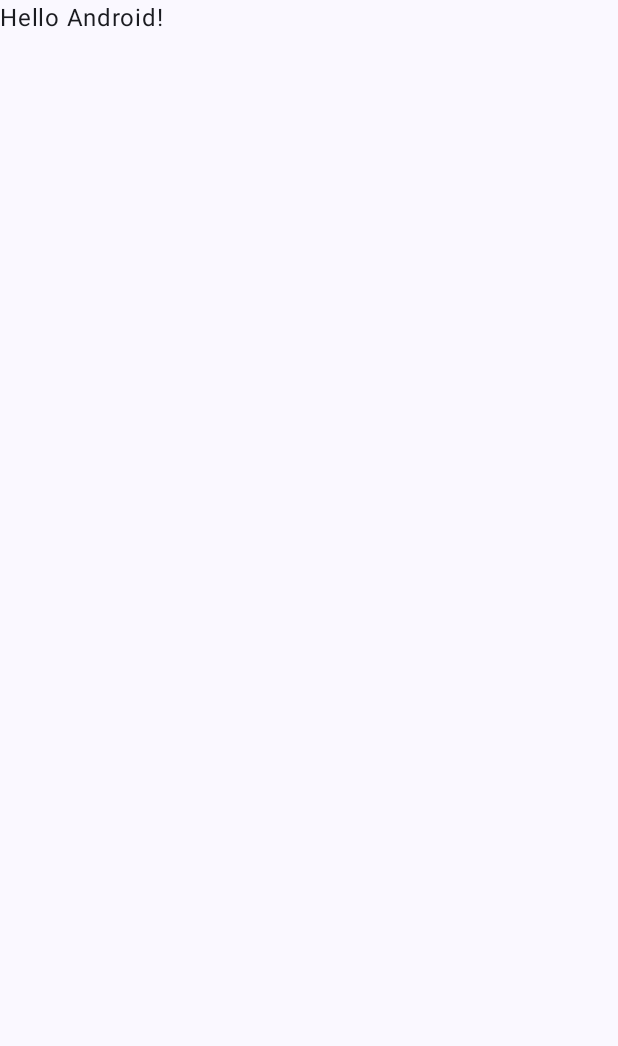
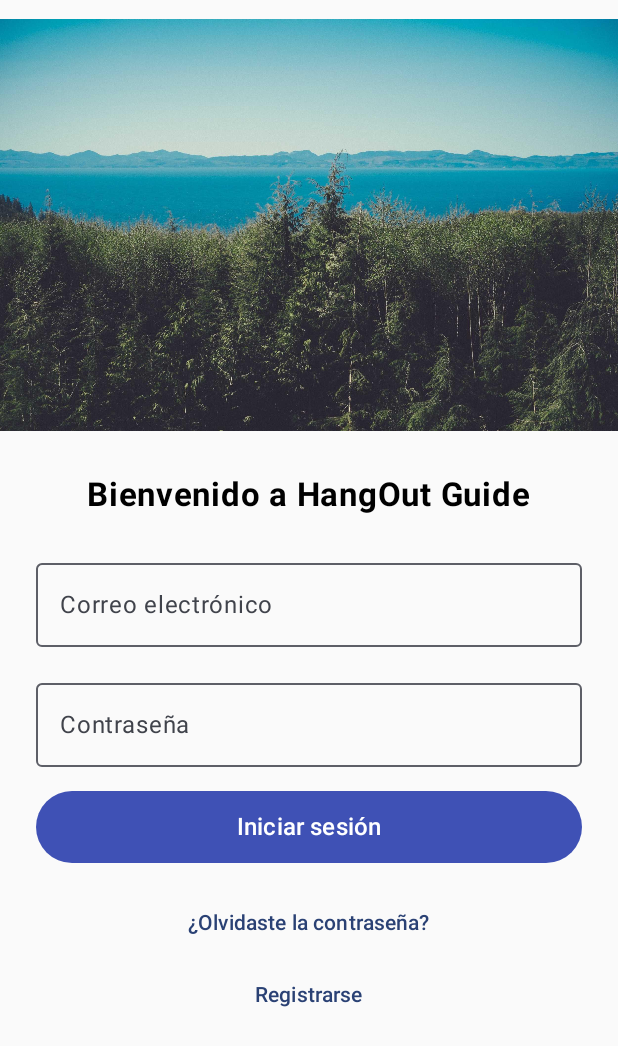
Before and after one commit to bcolorado/HangOut-Guide, an Android app built with Jetpack Compose: the screen it shows after launch (MainActivity), on a phone screen of 412 x 824 dp. Before the commit the part shown is almost empty. Shown: the top 1046 px of the screen. Run offline under Robolectric (Android 15) with nearby library versions, the light colour scheme and no system bars.

Commit message:
Created all login/auth screens (login, register and forgot password)

```diff
--- a/app/build.gradle.kts
+++ b/app/build.gradle.kts
@@ -42,6 +42,8 @@
 
 dependencies {
 
+    implementation (libs.androidx.navigation.compose)
+    implementation (libs.androidx.lifecycle.viewmodel.compose)
     implementation(libs.androidx.core.ktx)
     implementation(libs.androidx.lifecycle.runtime.ktx)
     implementation(libs.androidx.activity.compose)
--- a/app/src/main/java/io/hangout/guide/MainActivity.kt
+++ b/app/src/main/java/io/hangout/guide/MainActivity.kt
@@ -3,45 +3,18 @@
 import android.os.Bundle
 import androidx.activity.ComponentActivity
 import androidx.activity.compose.setContent
-import androidx.activity.enableEdgeToEdge
-import androidx.compose.foundation.layout.fillMaxSize
-import androidx.compose.foundation.layout.padding
-import androidx.compose.material3.Scaffold
-import androidx.compose.material3.Text
-import androidx.compose.runtime.Composable
-import androidx.compose.ui.Modifier
-import androidx.compose.ui.tooling.preview.Preview
 import io.hangout.guide.ui.theme.HangOutGuideTheme
+import androidx.navigation.compose.rememberNavController
+import io.hangout.guide.ui.navigation.NavGraph
 
 class MainActivity : ComponentActivity() {
     override fun onCreate(savedInstanceState: Bundle?) {
         super.onCreate(savedInstanceState)
-        enableEdgeToEdge()
         setContent {
             HangOutGuideTheme {
-                Scaffold(modifier = Modifier.fillMaxSize()) { innerPadding ->
-                    Greeting(
-                        name = "Android",
-                        modifier = Modifier.padding(innerPadding)
-                    )
-                }
+                val navController = rememberNavController()
+                NavGraph(navController = navController)
             }
         }
     }
 }
-
-@Composable
-fun Greeting(name: String, modifier: Modifier = Modifier) {
-    Text(
-        text = "Hello $name!",
-        modifier = modifier
-    )
-}
-
-@Preview(showBackground = true)
-@Composable
-fun GreetingPreview() {
-    HangOutGuideTheme {
-        Greeting("Android")
-    }
-}
--- /dev/null
+++ b/app/src/main/java/io/hangout/guide/ui/login/LoginScreen.kt
@@ -0,0 +1,104 @@
+package io.hangout.guide.ui.login
+
+import androidx.compose.foundation.Image
+import androidx.compose.foundation.layout.*
+import androidx.compose.foundation.text.KeyboardOptions
+import androidx.compose.material3.*
+import androidx.compose.runtime.*
+import androidx.compose.ui.Alignment
+import androidx.compose.ui.Modifier
+import androidx.compose.ui.graphics.Color
+import androidx.compose.ui.res.painterResource
+import androidx.compose.ui.text.font.FontWeight
+import androidx.compose.ui.text.input.KeyboardType
+import androidx.compose.ui.text.input.PasswordVisualTransformation
+import androidx.compose.ui.unit.dp
+import androidx.compose.ui.unit.sp
+import io.hangout.guide.R
+
+@Composable
+fun LoginScreen(
+    onNavigateToRegister: () -> Unit,
+    onNavigateForgotPassword: () -> Unit,
+    onNavigateToHome: () -> Unit,
+) {
+    var email by remember { mutableStateOf("") }
+    var password by remember { mutableStateOf("") }
+
+    Box(
+        modifier = Modifier
+            .fillMaxWidth()
+            .wrapContentHeight()
+    ) {
+        Image(
+            painter = painterResource(id = R.drawable.placeholder_image),
+            contentDescription = "Logo",
+            modifier = Modifier
+                .fillMaxWidth()
+                .height(300.dp)
+        )
+    }
+
+    Column(
+        modifier = Modifier
+            .fillMaxSize()
+            .padding(horizontal = 24.dp), // Padding solo para el contenido
+        verticalArrangement = Arrangement.Center,
+        horizontalAlignment = Alignment.CenterHorizontally
+    ) {
+        Spacer(modifier = Modifier.height(180.dp))
+
+        // Título
+        Text("Bienvenido a HangOut Guide", fontSize = 22.sp, color = Color.Black, fontWeight = FontWeight.Bold,)
+
+        Spacer(modifier = Modifier.height(24.dp))
+
+        // Campo correo
+        OutlinedTextField(
+            value = email,
+            onValueChange = { email = it },
+            label = { Text("Correo electrónico") },
+            singleLine = true,
+            modifier = Modifier.fillMaxWidth(),
+            keyboardOptions = KeyboardOptions.Default.copy(keyboardType = KeyboardType.Email)
+        )
+
+        Spacer(modifier = Modifier.height(16.dp))
+
+        // Campo contraseña
+        OutlinedTextField(
+            value = password,
+            onValueChange = { password = it },
+            label = { Text("Contraseña") },
+            singleLine = true,
+            modifier = Modifier.fillMaxWidth(),
+            visualTransformation = PasswordVisualTransformation()
+        )
+
+        Spacer(modifier = Modifier.height(16.dp))
+
+        // Botón iniciar sesión
+        Button(
+            onClick = { onNavigateToHome() },
+            modifier = Modifier
+                .fillMaxWidth()
+                .height(48.dp),
+            colors = ButtonDefaults.buttonColors(containerColor = Color(0xFF3F51B5))
+        ) {
+            Text("Iniciar sesión", color = Color.White, fontSize = 16.sp)
+        }
+
+        Spacer(modifier = Modifier.height(16.dp))
+
+        // Enlaces de Olvidar contraseña y Registrarse
+        TextButton(onClick = { onNavigateForgotPassword() }) {
+            Text("¿Olvidaste la contraseña?")
+        }
+
+        TextButton(onClick = { onNavigateToRegister() }) {
+            Text("Registrarse")
+        }
+    }
+
+
+}
--- /dev/null
+++ b/app/src/main/java/io/hangout/guide/ui/navigation/NavGraph.kt
@@ -0,0 +1,38 @@
+package io.hangout.guide.ui.navigation
+
+import androidx.compose.runtime.Composable
+import androidx.navigation.NavHostController
+import androidx.navigation.compose.NavHost
+import androidx.navigation.compose.composable
+import io.hangout.guide.ui.login.LoginScreen
+import io.hangout.guide.ui.login.RegisterScreen
+import io.hangout.guide.ui.login.ForgotPasswordScreen
+
+@Composable
+fun NavGraph(navController: NavHostController) {
+    NavHost(
+        navController = navController,
+        startDestination = Screen.Login.route
+    ) {
+        composable(Screen.Login.route) {
+            LoginScreen(
+                onNavigateToRegister = { navController.navigate(Screen.Register.route) },
+                onNavigateForgotPassword = { navController.navigate(Screen.ForgotPassword.route) },
+                onNavigateToHome = { navController.navigate(Screen.Home.route)}
+            )
+        }
+        composable(Screen.Register.route) {
+            RegisterScreen(
+                onNavigateLogin = { navController.navigate(Screen.Login.route)}
+            )
+        }
+        composable(Screen.ForgotPassword.route) {
+            ForgotPasswordScreen(
+                onNavigateLogin = { navController.navigate(Screen.Login.route)}
+            )
+        }
+        composable (Screen.Home.route) {
+            // Implementar home
+        }
+    }
+}
--- /dev/null
+++ b/app/src/main/java/io/hangout/guide/ui/navigation/Screen.kt
@@ -0,0 +1,8 @@
+package io.hangout.guide.ui.navigation
+
+sealed class Screen(val route: String) {
+    object Login : Screen("login")
+    object Register : Screen("register")
+    object ForgotPassword : Screen("forgot_password")
+    object Home : Screen("home")
+}
--- a/gradle/libs.versions.toml
+++ b/gradle/libs.versions.toml
@@ -9,9 +9,13 @@
 lifecycleRuntimeKtx = "2.6.1"
 activityCompose = "1.8.0"
 composeBom = "2024.04.01"
+lifecycleViewmodelCompose = "2.8.7"
+navigationCompose = "2.8.5"
 
 [libraries]
 androidx-core-ktx = { group = "androidx.core", name = "core-ktx", version.ref = "coreKtx" }
+androidx-lifecycle-viewmodel-compose = { module = "androidx.lifecycle:lifecycle-viewmodel-compose", version.ref = "lifecycleViewmodelCompose" }
+androidx-navigation-compose = { module = "androidx.navigation:navigation-compose", version.ref = "navigationCompose" }
 firebase-analytics = { module = "com.google.firebase:firebase-analytics" }
 firebase-bom = { module = "com.google.firebase:firebase-bom", version.ref = "firebaseBom" }
 junit = { group = "junit", name = "junit", version.ref = "junit" }
```
Also changed, not shown: app/src/main/java/io/hangout/guide/ui/login/ForgotPasswordScreen.kt (added, +87 -0 lines), app/src/main/java/io/hangout/guide/ui/login/RegisterScreen.kt (added, +111 -0 lines), app/src/main/res/drawable/placeholder_image.jpg (added).
